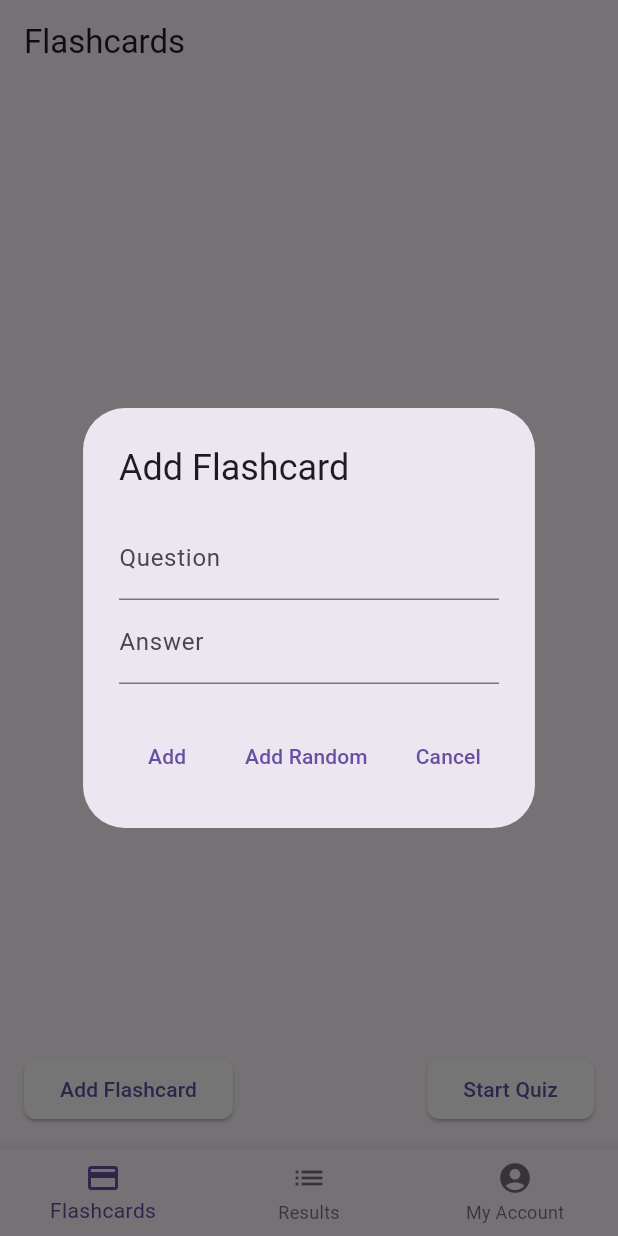
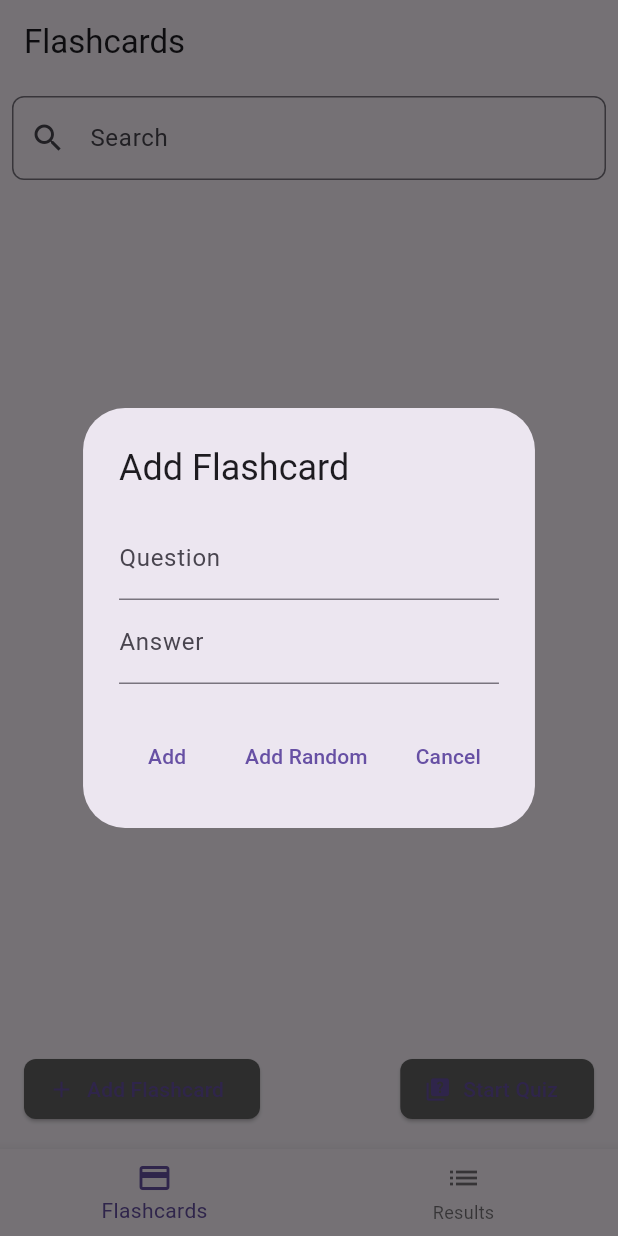
Before and after one commit to soutAhmedTayseer/CodeAlpha_Flashcard-QuizApp, a Flutter app: the screen it shows after launch, after a tap on "Add Flashcard", on a phone screen of 412 x 824 dp. Run offline on Flutter 3.47's test engine with Material 3 defaults, Android fonts, the phone set to English and light mode, and no system bars; our stand-ins replace animated_splash_screen, flutter_bloc, shared_preferences.

Commit message:
version 2

```diff
--- a/lib/flashcards_screen.dart
+++ b/lib/flashcards_screen.dart
@@ -4,119 +4,42 @@ import 'package:shared_preferences/shared_preferences.dart';
 import 'dart:math';
 
 class FlashcardsScreen extends StatefulWidget {
+  const FlashcardsScreen({super.key});
+
   @override
   _FlashcardsScreenState createState() => _FlashcardsScreenState();
 }
 
 class _FlashcardsScreenState extends State<FlashcardsScreen> {
   List<Map<String, String>> flashcards = [];
-  Set<int> _selectedIndices = {}; // Track selected cards
+  List<Map<String, String>> filteredFlashcards = [];
+  final Set<int> _selectedIndices = {}; // Track selected cards
   List<String> _questions = [];
   List<String> _answers = [];
-  Set<int> _usedIndices = {};
+  final Set<int> _usedIndices = {};
+  final Map<int, Map<String, String>> _deletedFlashcard = {}; // Track deleted flashcards
+  final TextEditingController _searchController = TextEditingController(); // Controller for search input
 
   @override
   void initState() {
     super.initState();
     _initializeQuestionsAndAnswers();
     _loadFlashcards();
+    _searchController.addListener(_filterFlashcards); // Listen to search input changes
   }
 
   void _initializeQuestionsAndAnswers() {
     _questions = [
-      'What is the capital of France?',
-      'What is the largest planet in our solar system?',
-      'Who wrote "To Kill a Mockingbird"?',
-      'What is the chemical symbol for gold?',
-      'What is the speed of light?',
-      'Who painted the Mona Lisa?',
-      'What is the hardest natural substance on Earth?',
-      'What is the smallest unit of life?',
-      'What planet is known as the Red Planet?',
-      'What is the main ingredient in guacamole?',
-      'Which ocean is the largest?',
-      'What is the chemical symbol for water?',
-      'Who discovered penicillin?',
-      'What is the largest mammal?',
-      'In which year did the Titanic sink?',
-      'What is the freezing point of water in Celsius?',
-      'Who wrote the play "Romeo and Juliet"?',
-      'What is the capital of Japan?',
-      'What is the boiling point of water in Fahrenheit?',
-      'What is the largest desert in the world?',
-      'What is the longest river in the world?',
-      'What is the most spoken language in the world?',
-      'Who is known as the father of modern physics?',
-      'What is the capital of Australia?',
-      'What is the symbol for potassium on the periodic table?',
-      'What is the square root of 144?',
-      'What is the primary gas found in Earth’s atmosphere?',
-      'Who invented the telephone?',
-      'What is the largest country by land area?',
-      'What is the speed of sound in air?',
-      'What is the tallest mountain in the world?',
-      'Who wrote "The Odyssey"?',
-      'What is the primary color of the sun?',
-      'What is the main language spoken in Brazil?',
-      'What planet is known for its rings?',
-      'Who was the first man to walk on the moon?',
-      'What is the chemical formula for salt?',
-      'What is the most abundant element in the Earth’s crust?',
-      'Which planet is closest to the Sun?',
-      'What is the largest island in the world?',
-      'What is the currency of Japan?',
-      'What is the chemical symbol for iron?'
+      // Your questions here
     ];
 
     _answers = [
-      'Paris',
-      'Jupiter',
-      'Harper Lee',
-      'Au',
-      '299,792 km/s',
-      'Leonardo da Vinci',
-      'Diamond',
-      'Cell',
-      'Mars',
-      'Avocado',
-      'Pacific Ocean',
-      'H2O',
-      'Alexander Fleming',
-      'Blue Whale',
-      '1912',
-      '0°C',
-      'William Shakespeare',
-      'Tokyo',
-      '212°F',
-      'Sahara Desert',
-      'Nile River',
-      'Mandarin',
-      'Albert Einstein',
-      'Canberra',
-      'K',
-      '12',
-      'Nitrogen',
-      'Alexander Graham Bell',
-      'Russia',
-      '343 m/s',
-      'Mount Everest',
-      'Homer',
-      'Yellow',
-      'Portuguese',
-      'Saturn',
-      'Neil Armstrong',
-      'NaCl',
-      'Oxygen',
-      'Mercury',
-      'Greenland',
-      'Yen',
-      'Fe'
+      // Your answers here
     ];
   }
 
   String _generateUniqueRandomQuestion() {
     if (_usedIndices.length >= _questions.length) {
-      // If all questions have been used, reset _usedIndices
       _usedIndices.clear();
     }
 
@@ -141,16 +64,16 @@ class _FlashcardsScreenState extends State<FlashcardsScreen> {
         String question = '';
         String answer = '';
         return AlertDialog(
-          title: Text('Add Flashcard'),
+          title: const Text('Add Flashcard'),
           content: Column(
             mainAxisSize: MainAxisSize.min,
             children: [
               TextField(
-                decoration: InputDecoration(labelText: 'Question'),
+                decoration: const InputDecoration(labelText: 'Question'),
                 onChanged: (value) => question = value,
               ),
               TextField(
-                decoration: InputDecoration(labelText: 'Answer'),
+                decoration: const InputDecoration(labelText: 'Answer'),
                 onChanged: (value) => answer = value,
               ),
             ],
@@ -162,15 +85,16 @@ class _FlashcardsScreenState extends State<FlashcardsScreen> {
                   setState(() {
                     flashcards.add({'question': question, 'answer': answer});
                     _saveFlashcards();
+                    _filterFlashcards(); // Reapply filtering after adding a flashcard
                   });
                   Navigator.of(context).pop();
                 } else {
                   ScaffoldMessenger.of(context).showSnackBar(
-                    SnackBar(content: Text('Please provide both question and answer.')),
+                    const SnackBar(content: Text('Please provide both question and answer.')),
                   );
                 }
               },
-              child: Text('Add'),
+              child: const Text('Add'),
             ),
             TextButton(
               onPressed: () {
@@ -180,19 +104,20 @@ class _FlashcardsScreenState extends State<FlashcardsScreen> {
                   setState(() {
                     flashcards.add({'question': randomQuestion, 'answer': randomAnswer});
                     _saveFlashcards();
+                    _filterFlashcards(); // Reapply filtering after adding a flashcard
                   });
                 } else {
                   ScaffoldMessenger.of(context).showSnackBar(
-                    SnackBar(content: Text('No more unique questions available')),
+                    const SnackBar(content: Text('No more unique questions available')),
                   );
                 }
                 Navigator.of(context).pop();
               },
-              child: Text('Add Random'),
+              child: const Text('Add Random'),
             ),
             TextButton(
               onPressed: () => Navigator.of(context).pop(),
-              child: Text('Cancel'),
+              child: const Text('Cancel'),
             ),
           ],
         );
@@ -207,17 +132,17 @@ class _FlashcardsScreenState extends State<FlashcardsScreen> {
         String question = flashcards[index]['question']!;
         String answer = flashcards[index]['answer']!;
         return AlertDialog(
-          title: Text('Edit Flashcard'),
+          title: const Text('Edit Flashcard'),
           content: Column(
             mainAxisSize: MainAxisSize.min,
             children: [
               TextField(
-                decoration: InputDecoration(labelText: 'Question'),
+                decoration: const InputDecoration(labelText: 'Question'),
                 onChanged: (value) => question = value,
                 controller: TextEditingController(text: question),
               ),
               TextField(
-                decoration: InputDecoration(labelText: 'Answer'),
+                decoration: const InputDecoration(labelText: 'Answer'),
                 onChanged: (value) => answer = value,
                 controller: TextEditingController(text: answer),
               ),
@@ -230,15 +155,16 @@ class _FlashcardsScreenState extends State<FlashcardsScreen> {
                   setState(() {
                     flashcards[index] = {'question': question, 'answer': answer};
                     _saveFlashcards();
+                    _filterFlashcards(); // Reapply filtering after editing a flashcard
                   });
                   Navigator.of(context).pop();
                 }
               },
-              child: Text('Save'),
+              child: const Text('Save'),
             ),
             TextButton(
               onPressed: () => Navigator.of(context).pop(),
-              child: Text('Cancel'),
+              child: const Text('Cancel'),
             ),
           ],
         );
@@ -253,30 +179,29 @@ class _FlashcardsScreenState extends State<FlashcardsScreen> {
       context: context,
       builder: (BuildContext context) {
         return AlertDialog(
-          title: Text('Delete Flashcards'),
-          content: Text('Are you sure you want to delete the selected flashcards?'),
+          title: const Text('Delete Flashcards'),
+          content: const Text('Are you sure you want to delete the selected flashcards?'),
           actions: [
             TextButton(
               onPressed: () {
                 setState(() {
-                  // Create a list of indices to remove
                   final indicesToRemove = _selectedIndices.toList()..sort((a, b) => b.compareTo(a));
 
-                  // Remove selected cards by index, starting from the end to avoid index shifting issues
                   for (var index in indicesToRemove) {
                     flashcards.removeAt(index);
                   }
 
                   _saveFlashcards();
+                  _filterFlashcards(); // Reapply filtering after deleting flashcards
                   _selectedIndices.clear();
                 });
                 Navigator.of(context).pop();
               },
-              child: Text('Delete'),
+              child: const Text('Delete'),
             ),
             TextButton(
               onPressed: () => Navigator.of(context).pop(),
-              child: Text('Cancel'),
+              child: const Text('Cancel'),
             ),
           ],
         );
@@ -294,44 +219,96 @@ class _FlashcardsScreenState extends State<FlashcardsScreen> {
     });
   }
 
+  // Filter the flashcards based on the search input
+  void _filterFlashcards() {
+    final query = _searchController.text.toLowerCase();
+    setState(() {
+      filteredFlashcards = flashcards.where((flashcard) {
+        final question = flashcard['question']!.toLowerCase();
+        final answer = flashcard['answer']!.toLowerCase();
+        return question.contains(query) || answer.contains(query);
+      }).toList();
+    });
+  }
+
   @override
   Widget build(BuildContext context) {
     return Scaffold(
       appBar: AppBar(
-        title: Text('Flashcards'),
+        title: const Text('Flashcards'),
         actions: [
           if (_selectedIndices.isNotEmpty)
             IconButton(
-              icon: Icon(Icons.delete),
+              icon: const Icon(Icons.delete),
               onPressed: _deleteSelectedFlashcards,
             ),
         ],
       ),
       body: Column(
         children: [
+          // Search bar
+          Padding(
+            padding: const EdgeInsets.all(8.0),
+            child: TextField(
+              controller: _searchController,
+              decoration: InputDecoration(
+                labelText: 'Search',
+                prefixIcon: const Icon(Icons.search),
+                border: OutlineInputBorder(
+                  borderRadius: BorderRadius.circular(8),
+                ),
+              ),
+            ),
+          ),
           Expanded(
             child: ListView.builder(
-              itemCount: flashcards.length,
+              itemCount: filteredFlashcards.isEmpty ? flashcards.length : filteredFlashcards.length,
               itemBuilder: (context, index) {
+                final currentFlashcards = filteredFlashcards.isEmpty ? flashcards : filteredFlashcards;
                 final isSelected = _selectedIndices.contains(index);
                 return Dismissible(
-                  key: Key(flashcards[index]['question']!),
+                  key: Key(currentFlashcards[index]['question']!),
                   onDismissed: (direction) {
+                    _deletedFlashcard[index] = currentFlashcards[index];
+
                     setState(() {
-                      flashcards.removeAt(index);
+                      currentFlashcards.removeAt(index);
                       _saveFlashcards();
+                      _filterFlashcards(); // Reapply filtering after deleting a flashcard
                     });
+
+                    ScaffoldMessenger.of(context).showSnackBar(
+                      SnackBar(
+                        content: const Text('Flashcard deleted'),
+                        action: SnackBarAction(
+                          label: 'Undo',
+                          onPressed: () {
+                            setState(() {
+                              flashcards.insert(index, _deletedFlashcard[index]!);
+                              _saveFlashcards();
+                              _filterFlashcards(); // Reapply filtering after undoing delete
+                            });
+                            _deletedFlashcard.remove(index);
+                          },
+                        ),
+                      ),
+                    );
                   },
-                  background: Container(color: Colors.red),
+                  background: Container(
+                    color: Colors.red,
+                    alignment: Alignment.centerLeft,
+                    padding: const EdgeInsets.symmetric(horizontal: 16.0),
+                    child: const Icon(Icons.delete_forever, color: Colors.white),
+                  ),
                   child: Card(
-                    margin: EdgeInsets.all(8.0),
+                    margin: const EdgeInsets.all(8.0),
                     child: ListTile(
-                      title: Text(flashcards[index]['question']!),
-                      subtitle: Text(flashcards[index]['answer']!),
+                      title: Text(currentFlashcards[index]['question']!),
+                      subtitle: Text(currentFlashcards[index]['answer']!),
                       onTap: () => _editFlashcard(index),
                       onLongPress: () => _onCardLongPress(index),
                       tileColor: isSelected ? Colors.blueGrey[300] : Colors.transparent,
-                      trailing: Row(
+                      trailing: const Row(
                         mainAxisSize: MainAxisSize.min,
                       ),
                     ),
@@ -345,17 +322,18 @@ class _FlashcardsScreenState extends State<FlashcardsScreen> {
             child: Row(
               mainAxisAlignment: MainAxisAlignment.spaceBetween,
               children: [
-                ElevatedButton(
+                ElevatedButton.icon(
                   onPressed: _addFlashcard,
-                  child: Text('Add Flashcard'),
+                  icon: const Icon(Icons.add),
+                  label: const Text('Add Flashcard'),
                   style: ElevatedButton.styleFrom(
-                    backgroundColor: Colors.white, // Same color as TestScreen buttons
+                    backgroundColor: Colors.grey[700], // Adjust color as needed
                     shape: RoundedRectangleBorder(
                       borderRadius: BorderRadius.circular(8),
                     ),
                   ),
                 ),
-                ElevatedButton(
+                ElevatedButton.icon(
                   onPressed: () {
                     Navigator.push(
                       context,
@@ -364,9 +342,10 @@ class _FlashcardsScreenState extends State<FlashcardsScreen> {
                       ),
                     );
                   },
-                  child: Text('Start Quiz'),
+                  icon: const Icon(Icons.quiz),
+                  label: const Text('Start Quiz'),
                   style: ElevatedButton.styleFrom(
-                    backgroundColor: Colors.white, // Same color as TestScreen buttons
+                    backgroundColor: Colors.grey[700], // Adjust color as needed
                     shape: RoundedRectangleBorder(
                       borderRadius: BorderRadius.circular(8),
                     ),
@@ -397,6 +376,7 @@ class _FlashcardsScreenState extends State<FlashcardsScreen> {
           final parts = card.split('|');
           return {'question': parts[0], 'answer': parts[1]};
         }).toList();
+        filteredFlashcards = flashcards; // Initialize filtered list
       });
     }
   }
--- a/lib/home_layout.dart
+++ b/lib/home_layout.dart
@@ -1,9 +1,10 @@
 import 'package:flutter/material.dart';
 import 'package:flutter_projects/flashcards_screen.dart';
 import 'package:flutter_projects/results_screen.dart';
-import 'package:flutter_projects/my_account_screen.dart'; // Import your account screen
 
 class HomeLayout extends StatefulWidget {
+  const HomeLayout({super.key});
+
   @override
   _HomeLayoutState createState() => _HomeLayoutState();
 }
@@ -12,9 +13,8 @@ class _HomeLayoutState extends State<HomeLayout> {
   int _currentIndex = 0;
 
   final List<Widget> _screens = [
-    FlashcardsScreen(),
+    const FlashcardsScreen(),
     ResultsScreen(),
-    MyAccountScreen(), // Your account screen
   ];
 
   @override
@@ -28,7 +28,7 @@ class _HomeLayoutState extends State<HomeLayout> {
             _currentIndex = index;
           });
         },
-        items: [
+        items: const [
           BottomNavigationBarItem(
             icon: Icon(Icons.credit_card),
             label: 'Flashcards',
@@ -37,10 +37,6 @@ class _HomeLayoutState extends State<HomeLayout> {
             icon: Icon(Icons.list),
             label: 'Results',
           ),
-          BottomNavigationBarItem(
-            icon: Icon(Icons.account_circle),
-            label: 'My Account',
-          ),
         ],
       ),
     );
--- a/lib/main.dart
+++ b/lib/main.dart
@@ -2,10 +2,12 @@ import 'package:flutter/material.dart';
 import 'package:flutter_projects/home_layout.dart'; // Make sure the path is correct
 
 void main() {
-  runApp(MyApp());
+  runApp(const MyApp());
 }
 
 class MyApp extends StatelessWidget {
+  const MyApp({super.key});
+
   @override
   Widget build(BuildContext context) {
     return MaterialApp(
@@ -14,7 +16,7 @@ class MyApp extends StatelessWidget {
       theme: ThemeData(
         primarySwatch: Colors.blue,
       ),
-      home: HomeLayout(),
+      home: const HomeLayout(),
     );
   }
 }
--- a/lib/quiz_results_screen.dart
+++ b/lib/quiz_results_screen.dart
@@ -2,6 +2,8 @@ import 'package:flutter/material.dart';
 import 'package:shared_preferences/shared_preferences.dart'; // Add this package to your pubspec.yaml
 
 class QuizResultsScreen extends StatefulWidget {
+  const QuizResultsScreen({super.key});
+
   @override
   _QuizResultsScreenState createState() => _QuizResultsScreenState();
 }
@@ -25,9 +27,9 @@ class _QuizResultsScreenState extends State<QuizResultsScreen> {
   @override
   Widget build(BuildContext context) {
     return Scaffold(
-      appBar: AppBar(title: Text('Quiz Results')),
+      appBar: AppBar(title: const Text('Quiz Results')),
       body: _results.isEmpty
-          ? Center(child: Text('No quiz results available'))
+          ? const Center(child: Text('No quiz results available'))
           : ListView.builder(
         itemCount: _results.length,
         itemBuilder: (context, index) {
```
Also changed, not shown: lib/cubit.dart (+0 -21 lines), lib/login_screen.dart (deleted, +0 -46 lines), lib/my_account_screen.dart (deleted, +0 -26 lines), lib/results_screen.dart (+6 -4 lines), lib/signup_screen.dart (deleted, +0 -38 lines), lib/splash_screen.dart (+4 -3 lines), lib/states.dart (+0 -12 lines), lib/test_screen.dart (+38 -38 lines), 1 other file.
